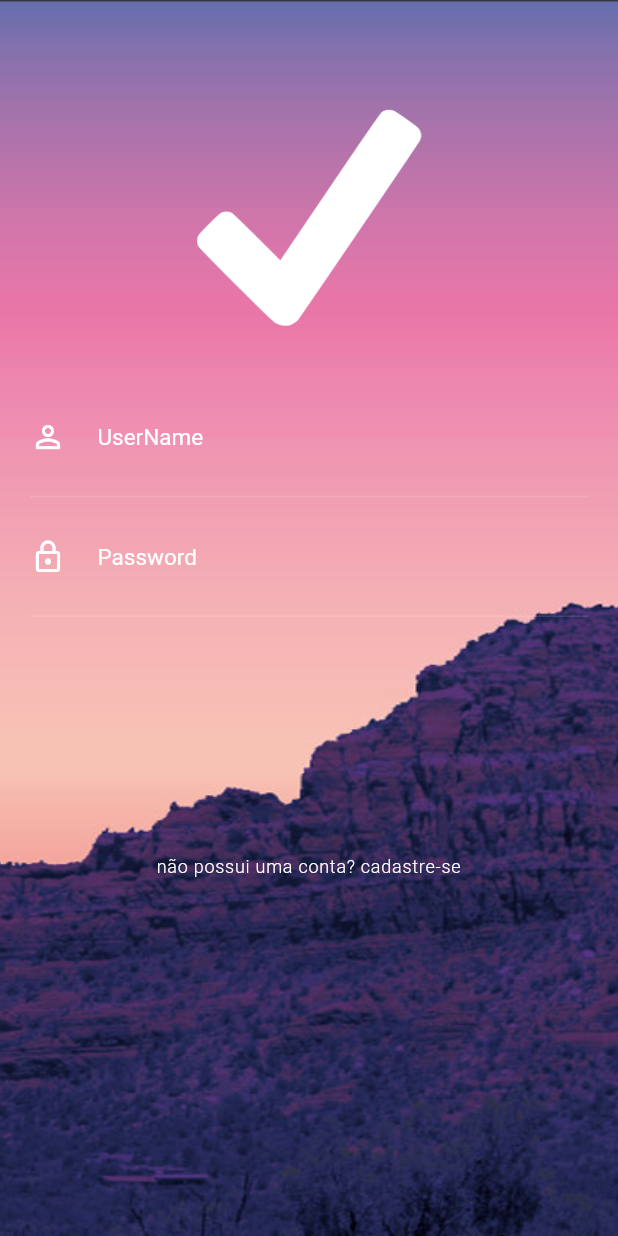
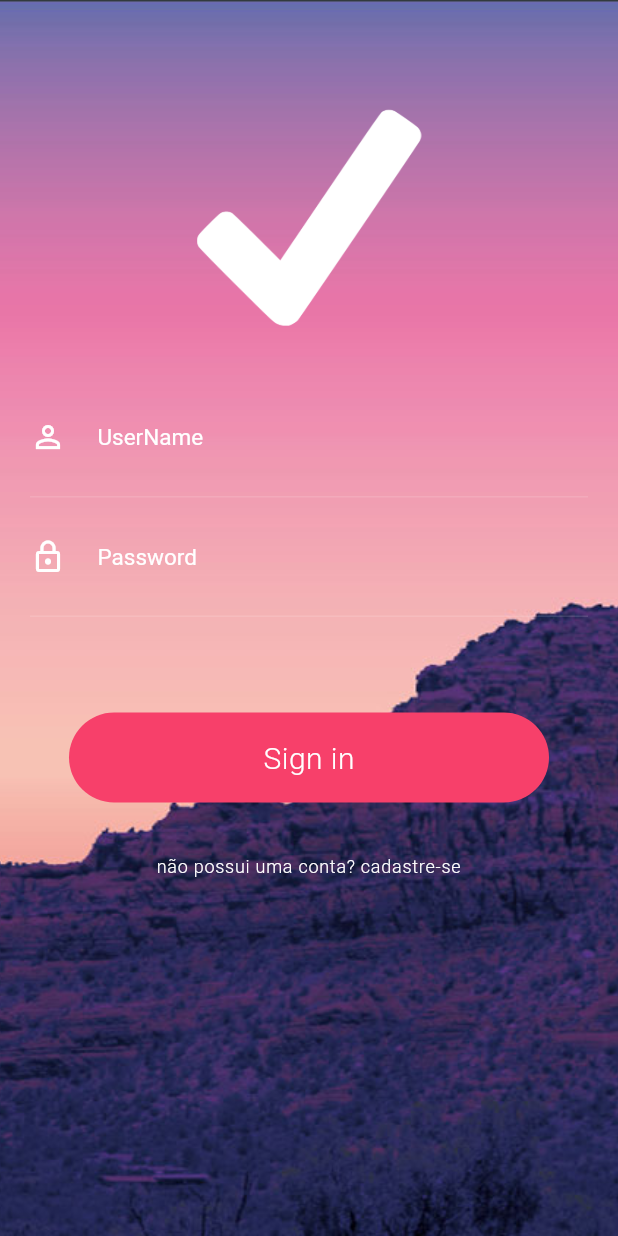
Before and after one commit to Guilimac/FlutterAnimations, a Flutter app: the screen it shows after launch, on a phone screen of 412 x 824 dp. Run offline on Flutter 3.47's test engine with Material 2 defaults, Android fonts, the phone set to English and light mode, and no system bars.

Commit message:
estrutura para o botão animado

```diff
--- a/lib/screens/login/login_screen.dart
+++ b/lib/screens/login/login_screen.dart
@@ -1,13 +1,35 @@
 import 'package:flutter/material.dart';
 import 'package:my_animmated_app/screens/login/widgets/form_container.dart';
 import 'package:my_animmated_app/screens/login/widgets/sign_up_button.dart';
+import 'package:my_animmated_app/screens/login/widgets/stagger_animation.dart';
 
 class LoginScreen extends StatefulWidget {
   @override
   _LoginScreenState createState() => _LoginScreenState();
 }
 
-class _LoginScreenState extends State<LoginScreen> {
+class _LoginScreenState extends State<LoginScreen>
+    with SingleTickerProviderStateMixin{
+
+  AnimationController _controller;
+
+
+  @override
+  void initState() {
+    super.initState();
+    _controller = AnimationController(
+      vsync: this,
+      duration: Duration(seconds: 2)
+    );
+  }
+
+
+  @override
+  void dispose() {
+    _controller.dispose();
+    super.dispose();
+  }
+
   @override
   Widget build(BuildContext context) {
     return Scaffold(
@@ -22,6 +44,7 @@ class _LoginScreenState extends State<LoginScreen> {
           padding: EdgeInsets.zero,
           children: [
             Stack(
+              alignment: Alignment.bottomCenter,
               children: [
                 Column(
                   children: [
@@ -35,6 +58,9 @@ class _LoginScreenState extends State<LoginScreen> {
                     FormContainer(),
                     SignUpButton()
                   ],
+                ),
+                StaggerAnimation(
+                  controller: _controller.view
                 )
               ],
             )
--- /dev/null
+++ b/lib/screens/login/widgets/stagger_animation.dart
@@ -0,0 +1,43 @@
+import 'package:flutter/material.dart';
+
+class StaggerAnimation extends StatelessWidget {
+
+  final AnimationController controller;
+
+  StaggerAnimation({this.controller});
+
+  Widget _buildAnimation(BuildContext context, Widget child){
+    return Padding(
+        padding: EdgeInsets.only(bottom: 50),
+        child: InkWell(
+          onTap: (){},
+          child: Container(
+            width: 320,
+            height: 60,
+            alignment: Alignment.center,
+            decoration: BoxDecoration(
+              color: Color.fromRGBO(247, 64, 106, 1.0),
+              borderRadius: BorderRadius.all(Radius.circular(30))
+            ),
+            child: Text("Sign in",
+            style: TextStyle(
+              color: Colors.white,
+              fontSize: 20,
+              fontWeight: FontWeight.w300,
+              letterSpacing: 0.3
+            ),),
+          ),
+        ),
+    );
+  }
+
+  @override
+  Widget build(BuildContext context) {
+    return AnimatedBuilder(
+        animation: controller,
+        builder: _buildAnimation
+    );
+  }
+
+
+}
```
